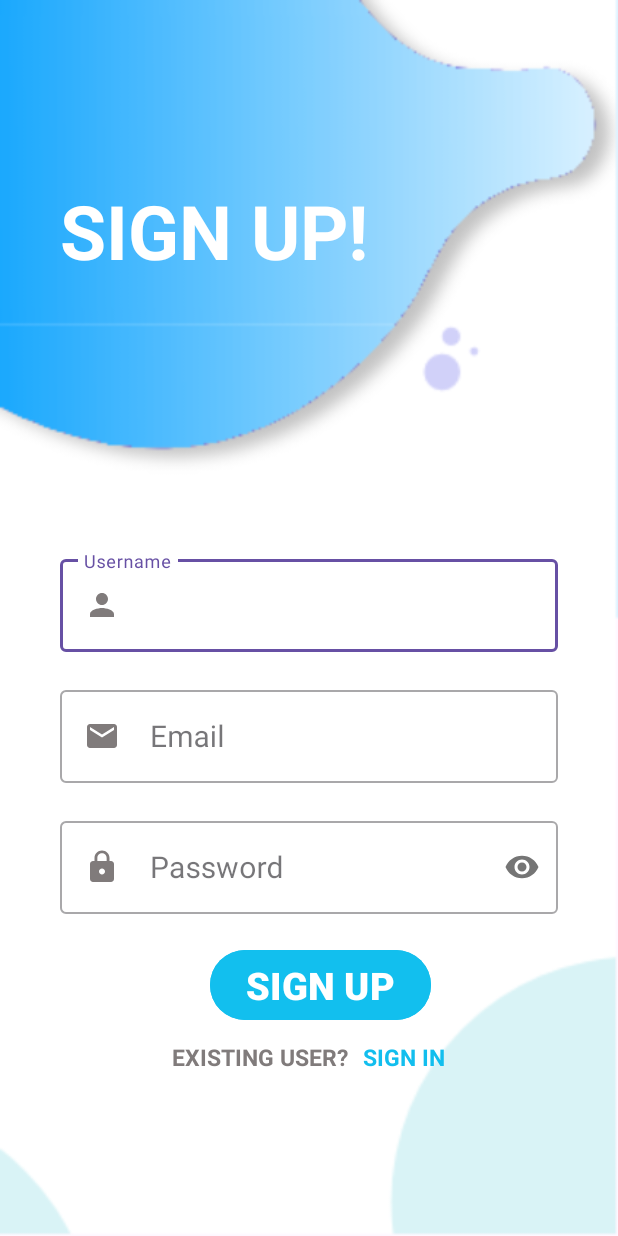
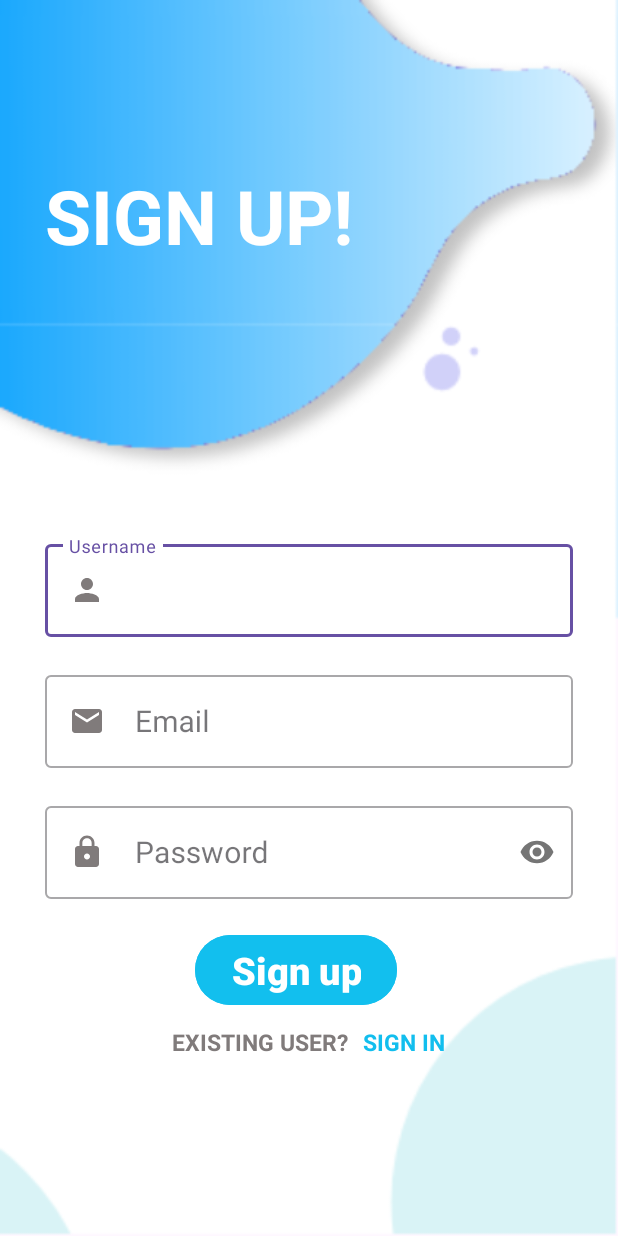
Before and after one commit to mrpascal1/MicroBloggingApp, an Android app: the RegisterActivity screen opened directly, with no data from a screen before it, on a phone screen of 412 x 824 dp. Run offline under Robolectric (Android 15) with nearby library versions, the phone set to English and light mode, and no system bars; our stand-ins replace Firebase (no records; nobody signed in at launch, a user with empty details on screens opened directly).

```diff
--- a/app/src/main/java/com/heuristic/microbloggingapp/RegisterActivity.java
+++ b/app/src/main/java/com/heuristic/microbloggingapp/RegisterActivity.java
@@ -40,7 +40,7 @@ public class RegisterActivity extends AppCompatActivity {
         String memail = Objects.requireNonNull(binding.email.getText()).toString().trim();
         String mpassword = Objects.requireNonNull(binding.password.getText()).toString().trim();
 
-        if(!musername.equals("") && !memail.equals("") && mpassword.length()>6)
+        if(musername.length()<6 && !memail.equals("") && mpassword.length()>6)
         {
 
             //Login
--- a/app/src/main/res/layout/activity_login.xml
+++ b/app/src/main/res/layout/activity_login.xml
@@ -5,7 +5,7 @@
     android:layout_width="match_parent"
     android:layout_height="match_parent"
     android:orientation="vertical"
-    android:padding="40dp"
+    android:padding="30dp"
     android:background="@drawable/screen"
     tools:context=".LoginActivity">
 
@@ -69,7 +69,7 @@
         android:layout_marginTop="20dp"
         android:layout_marginStart="100dp"
         android:backgroundTint="#12BFEE"
-        android:text="SIGN IN"
+        android:text="Sign in"
         android:textColor="@color/white"
         android:textSize="25sp"
         android:textStyle="bold" />
--- a/app/src/main/res/layout/activity_register.xml
+++ b/app/src/main/res/layout/activity_register.xml
@@ -5,7 +5,7 @@
     android:layout_width="match_parent"
     android:layout_height="match_parent"
     android:orientation="vertical"
-    android:padding="40dp"
+    android:padding="30dp"
     android:background="@drawable/screen">
 
     <TextView
@@ -86,7 +86,7 @@
         android:layout_marginTop="20dp"
         android:layout_marginStart="100dp"
         android:backgroundTint="#12BFEE"
-        android:text="SIGN UP"
+        android:text="Sign up"
         android:textColor="@color/white"
         android:textSize="25sp"
         android:textStyle="bold" />
```
